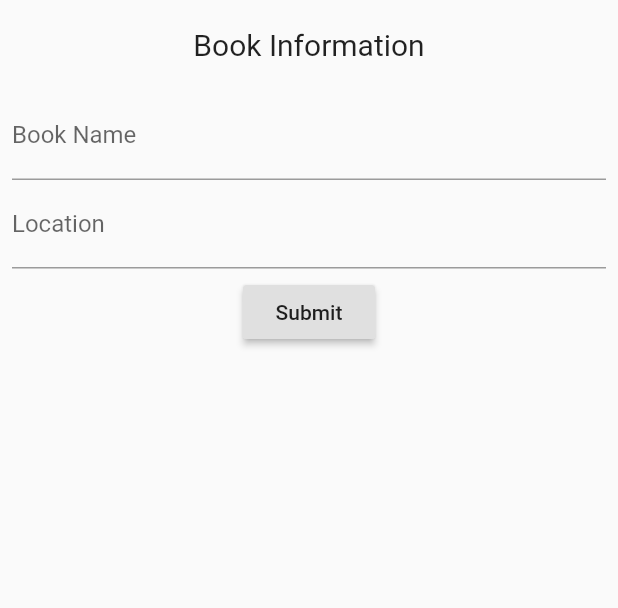
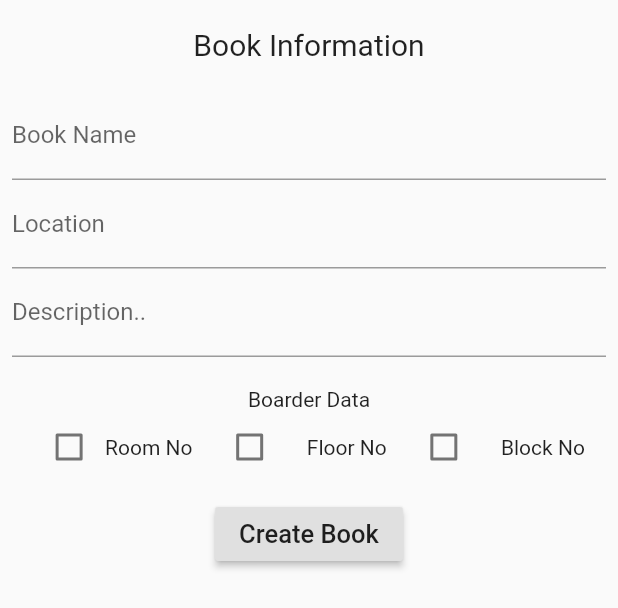
Before and after one commit to swarupahmed/mealbook, a Flutter app: the ManagerForm widget shown alone on an empty page, opened directly, on a phone screen of 412 x 824 dp. Shown: the top 608 px of the screen. Run offline on Flutter 3.47's test engine with Material 2 defaults, Android fonts, the phone set to English and light mode, and no system bars; our stand-ins replace cloud_firestore, firebase_auth; accounts and stored records are empty.

Commit message:
now other part of main works

```diff
--- a/lib/models/book_model.dart
+++ b/lib/models/book_model.dart
@@ -3,14 +3,27 @@ class Book {
   String location;
   String bookId;
   String createdAt;
+  String description;
+  JoiningRequirements joiningRequirements;
 
-  Book({this.name, this.bookId,this.location,String createdAt});
+  Book(
+      {this.name,
+      this.bookId,
+      this.description,
+      this.location,
+      this.createdAt,
+      this.joiningRequirements});
 
-  Book.fromSnap(Map<String,dynamic> data) {
+  Book.fromSnap(Map<String, dynamic> data) {
     name = data['name'].toString();
     bookId = data['bookId'].toString();
+    description = data['description'].toString();
     location = data['location'].toString();
     createdAt = data['createdAt'].toString();
+    joiningRequirements = JoiningRequirements(
+        data["joining_requirements"]["roomNo"],
+        data["joining_requirements"]["floorNo"],
+        data["joining_requirements"]["blockNo"]);
   }
 
   Map<String, dynamic> toJson() {
@@ -20,3 +33,12 @@ class Book {
     return data;
   }
 }
+
+class JoiningRequirements {
+  bool roomNoCheck;
+  bool floorNoCheck;
+  bool blockNoCheck;
+
+  JoiningRequirements(this.floorNoCheck, this.roomNoCheck, this.blockNoCheck);
+
+}
--- a/lib/pages/create_manager_page.dart
+++ b/lib/pages/create_manager_page.dart
@@ -2,6 +2,7 @@ import 'package:firebase_auth/firebase_auth.dart';
 import 'package:flutter/material.dart';
 import 'package:cloud_firestore/cloud_firestore.dart';
 import 'package:mealbook/models/book_model.dart';
+import 'package:mealbook/pages/widgets/dialogs.dart';
 import 'package:provider/provider.dart';
 
 class CreateManager extends StatelessWidget {
@@ -11,7 +12,7 @@ class CreateManager extends StatelessWidget {
       appBar: AppBar(
         title: Text(' Create Manager Panel'),
       ),
-      body: ManagerForm(),
+      body: SingleChildScrollView(child: ManagerForm()),
     );
   }
 }
@@ -25,8 +26,12 @@ class _ManagerFormState extends State<ManagerForm> {
   DocumentReference bookRef = Firestore.instance.collection('Books').document();
 
   final _formKey = GlobalKey<FormState>();
-  String _name;
-  String _location;
+  String _name, _location, _description;
+
+  bool roomNoCheck = false;
+  bool floorNoCheck = false;
+  bool blockNoCheck = false;
+
   @override
   Widget build(BuildContext context) {
     FirebaseUser user = Provider.of<FirebaseUser>(context);
@@ -46,43 +51,89 @@ class _ManagerFormState extends State<ManagerForm> {
             TextFormField(
               onSaved: (value) => _name = value,
               keyboardType: TextInputType.text,
-                decoration: InputDecoration(labelText: "Book Name")),
+              decoration: InputDecoration(labelText: "Book Name"),
+              validator: (value) => value.isEmpty ? "Enter a Name" : null,
+            ),
             TextFormField(
               onSaved: (value) => _location = value,
               keyboardType: TextInputType.text,
-                decoration: InputDecoration(labelText: "Location")),
+              decoration: InputDecoration(labelText: "Location"),
+              validator: (value) => value.isEmpty ? "Enter a Location" : null,
+            ),
+            TextFormField(
+              onSaved: (value) => _description = value,
+              keyboardType: TextInputType.multiline,
+              textInputAction: TextInputAction.newline,
+              maxLines: null,
+              decoration: InputDecoration(labelText: "Description.."),
+              validator: (value) => value.isEmpty ? "Enter some text" : null,
+            ),
             SizedBox(
-              height: 5,
+              height: 20,
+            ),
+            Column(
+              children: <Widget>[
+                Text("Boarder Data"),
+                Row(
+                  mainAxisAlignment: MainAxisAlignment.spaceEvenly,
+                  children: <Widget>[
+                    Row(
+                      children: <Widget>[
+                        Checkbox(
+                            value: roomNoCheck,
+                            onChanged: (bool value) =>
+                                setState(() => roomNoCheck = value)),
+                        Text("Room No"),
+                      ],
+                    ),
+                    Checkbox(
+                        value: floorNoCheck,
+                        onChanged: (bool value) =>
+                            setState(() => floorNoCheck = value)),
+                    Text("Floor No"),
+                    Checkbox(
+                        value: blockNoCheck,
+                        onChanged: (bool value) =>
+                            setState(() => blockNoCheck = value)),
+                    Text("Block No"),
+                  ],
+                )
+              ],
+            ),
+            SizedBox(
+              height: 10,
             ),
             Row(
               mainAxisAlignment: MainAxisAlignment.center,
               children: <Widget>[
                 RaisedButton(
-                  child: Text("Submit"),
+                  child: Text(
+                    "Create Book",
+                    style: TextStyle(fontSize: 17),
+                  ),
                   onPressed: () async {
                     // save the fields..
                     final form = _formKey.currentState;
                     form.save();
 
-                    // Validate will return true if is valid, or false if invalid.
                     if (form.validate()) {
+                      List<String> _indexer(List text) {
+                        List<String> list = [];
+                        for (int i = 0; i < text.length; i++) {
+                          list.add(text[i].toLowerCase());
+                        }
+                        return list;
+                      }
+
                       List<String> splitNameList = _name?.split(" ");
                       List<String> splitLocationList = _location.contains(",")
                           ? _location.split(",")
                           : _location.split(" ");
 
-                      List<String> indexedNameList = [];
-                      List<String> indexedLocationList = [];
+                      List<String> indexedNameList = _indexer(splitNameList);
+                      List<String> indexedLocationList =
+                          _indexer(splitLocationList);
 
-                      for (int i = 0; i < splitNameList.length; i++) {
-                        indexedNameList.add(splitNameList[i].toLowerCase());
-                        print(indexedNameList);
-                      }
-                      for (int i = 0; i < splitLocationList.length; i++) {
-                        indexedLocationList
-                            .add(splitLocationList[i].toLowerCase());
-                        print(indexedLocationList);
-                      }
                       //create a system in database
                       String _id = bookRef.documentID;
                       setPanel() async {
@@ -90,10 +141,16 @@ class _ManagerFormState extends State<ManagerForm> {
                           {
                             'name': _name,
                             "location": _location,
+                            "description": _description,
                             'bookId': _id,
                             'indexes': indexedNameList,
                             "indexedLocation": indexedLocationList,
-                            "createdAt": DateTime.now()
+                            "createdAt": DateTime.now(),
+                            "joining_requirements": {
+                              "roomNo": roomNoCheck,
+                              "floorNo": floorNoCheck,
+                              "blockNo": blockNoCheck
+                            }
                           },
                         );
                         await bookRef
@@ -112,9 +169,12 @@ class _ManagerFormState extends State<ManagerForm> {
                       try {
                         setPanel();
                       } on Exception catch (error) {
-                        return _buildErrorDialog(context, error.toString());
+                        return showDialog(
+                            builder: (context) =>
+                                ErrorDialogue(error.toString()),
+                            context: context);
                       }
-                      Navigator.push(
+                      Navigator.pushReplacement(
                           context,
                           MaterialPageRoute(
                               builder: (context) => BookCreatedPage(
@@ -130,25 +190,6 @@ class _ManagerFormState extends State<ManagerForm> {
           ]),
         ));
   }
-
-  Future _buildErrorDialog(BuildContext context, _message) {
-    return showDialog(
-      builder: (context) {
-        return AlertDialog(
-          title: Text('Error Message'),
-          content: Text(_message),
-          actions: <Widget>[
-            FlatButton(
-                child: Text('Cancel'),
-                onPressed: () {
-                  Navigator.of(context).pop();
-                })
-          ],
-        );
-      },
-      context: context,
-    );
-  }
 }
 
 class BookCreatedPage extends StatelessWidget {
@@ -159,19 +200,24 @@ class BookCreatedPage extends StatelessWidget {
   Widget build(BuildContext context) {
     return Scaffold(
       appBar: AppBar(
-        title:Text( book.name),
+        title: Text(book.name),
       ),
       body: Center(
         child: Column(
           children: <Widget>[
             Padding(
               padding: const EdgeInsets.all(8.0),
-              child: Text('book crated succesfully',style: TextStyle(color: Colors.green[600],fontSize: 16),),
+              child: Text(
+                'book crated succesfully',
+                style: TextStyle(color: Colors.green[600], fontSize: 16),
               ),
-            Text('book ID: ${book.bookId}',style: TextStyle(fontSize: 16)),
-            SizedBox(height: 50,),
-            Text(book.name,style: TextStyle(fontSize: 18)),
-            Text(book.location,style: TextStyle(fontSize: 16)),
+            ),
+            Text('book ID: ${book.bookId}', style: TextStyle(fontSize: 16)),
+            SizedBox(
+              height: 50,
+            ),
+            Text(book.name, style: TextStyle(fontSize: 18)),
+            Text(book.location, style: TextStyle(fontSize: 16)),
           ],
         ),
       ),
--- a/lib/providers/book_provider.dart
+++ b/lib/providers/book_provider.dart
@@ -1,5 +1,3 @@
-
-
 import 'package:flutter/cupertino.dart';
 import 'package:mealbook/models/book_model.dart';
 
```
Also changed, not shown: lib/pages/book_joining_page.dart (added, +155 -0 lines), lib/pages/join_manager_page.dart (+6 -4 lines), lib/pages/widgets/bookDetails_page.dart (+59 -12 lines), lib/pages/widgets/dialogs.dart (added, +21 -0 lines), 1 other file. Lines whose indentation alone changed are shown as unchanged.
